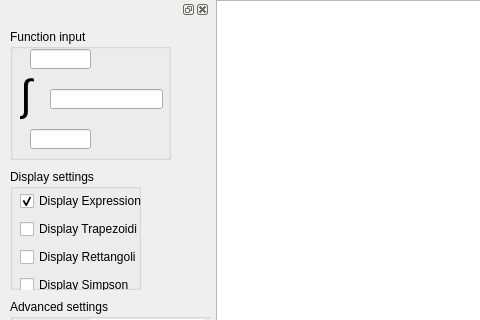
Before: the Qt Designer form mainwindow.ui in Annicc/NumericalIntegration, drawn with Qt 5; both pictures show x 0 to 480 and y 0 to 320 of the 1092 by 719 pixel window.
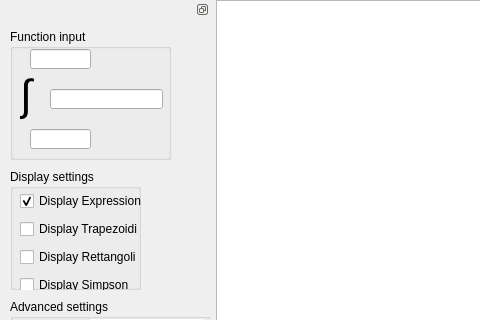
After: the same form once the commit is applied. Icons and pictures are not drawn. Custom widgets are drawn as their Qt base class.

Commit message: Removed dock close button

```diff
--- a/mainwindow.ui
+++ b/mainwindow.ui
@@ -72,6 +72,9 @@
      <height>35</height>
     </size>
    </property>
+   <property name="features">
+    <set>QDockWidget::DockWidgetFloatable|QDockWidget::DockWidgetMovable</set>
+   </property>
    <attribute name="dockWidgetArea">
     <number>1</number>
    </attribute>
```
Left out of the diff: 2 changed lines with no effect on the pictures.
